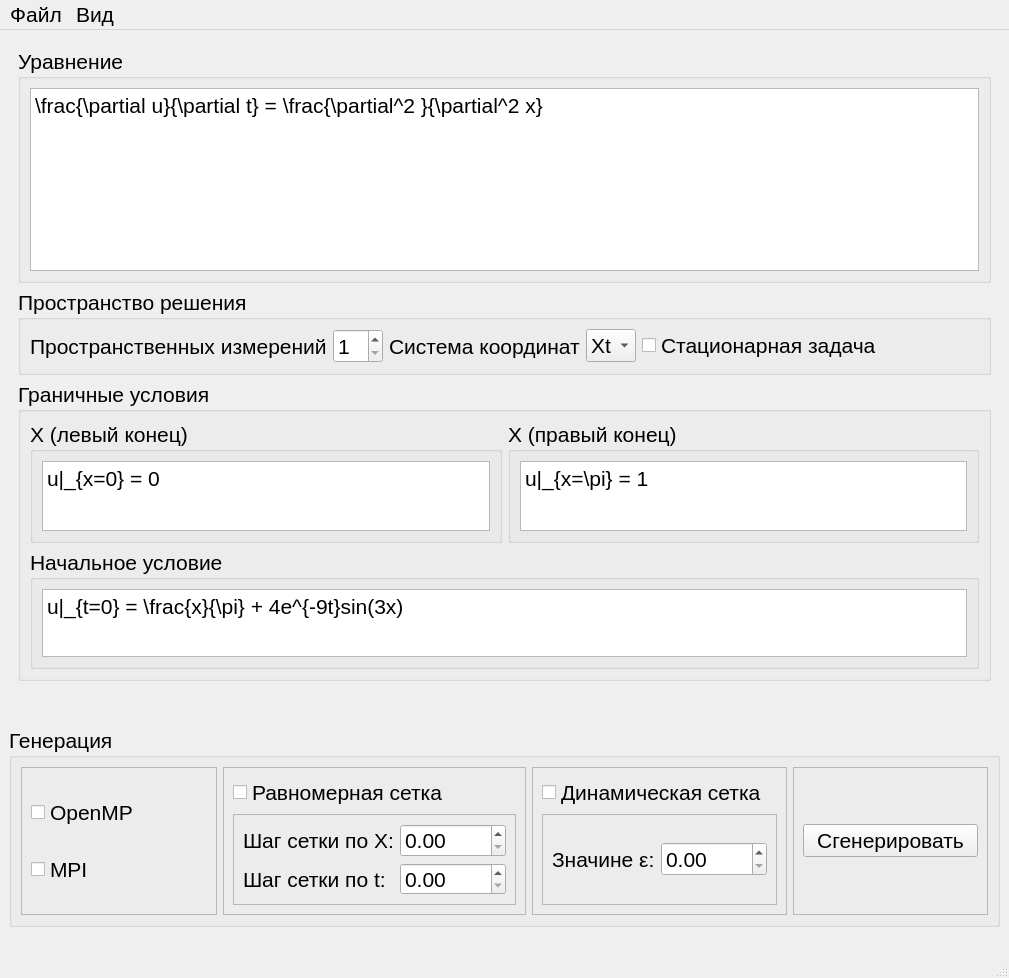
Jarvis1Tube/PyGenCFD, file ui.ui: the form before one commit.
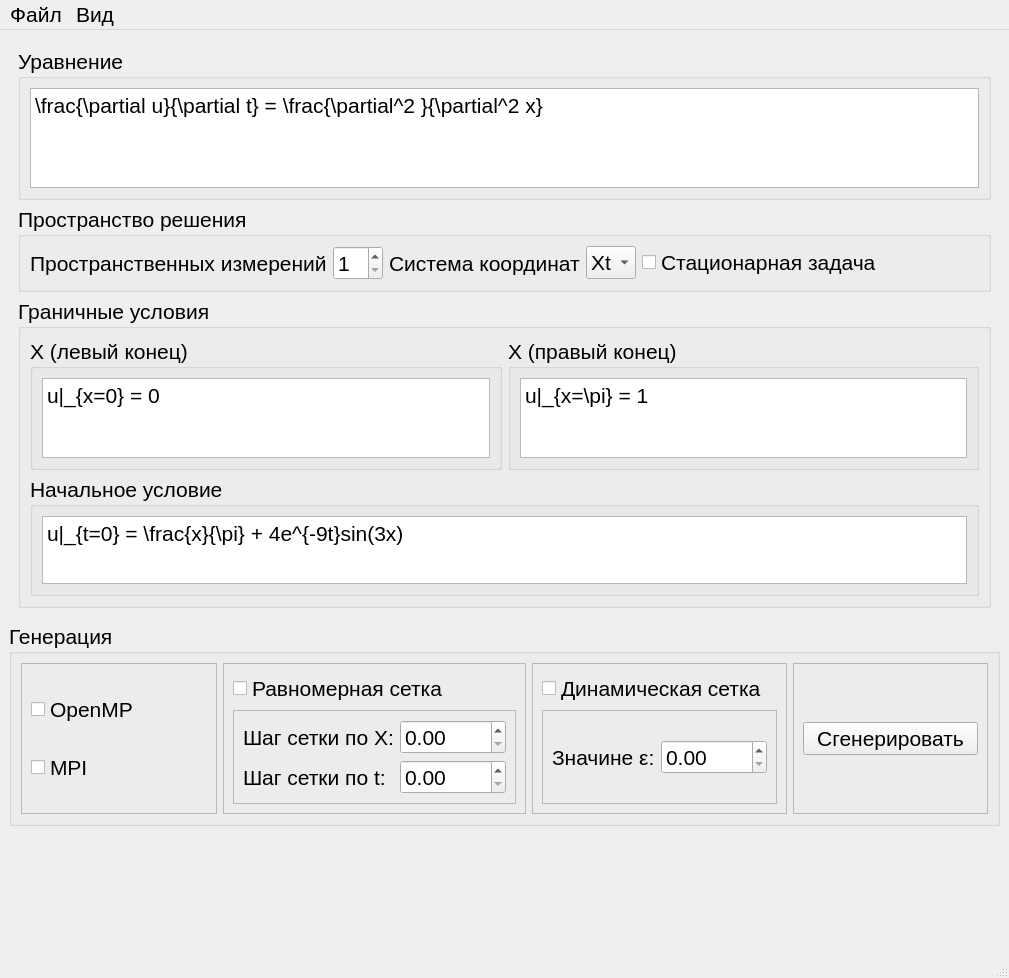
The form after the commit.

The edit to the form file:
```diff
--- a/ui.ui
+++ b/ui.ui
@@ -39,7 +39,7 @@
                 <property name="maximumSize">
                  <size>
                   <width>16777215</width>
-                  <height>300</height>
+                  <height>100</height>
                  </size>
                 </property>
                 <property name="plainText">
@@ -220,19 +220,6 @@
              </layout>
             </widget>
            </item>
-           <item>
-            <spacer name="verticalSpacer_2">
-             <property name="orientation">
-              <enum>Qt::Vertical</enum>
-             </property>
-             <property name="sizeHint" stdset="0">
-              <size>
-               <width>20</width>
-               <height>40</height>
-              </size>
-             </property>
-            </spacer>
-           </item>
           </layout>
          </widget>
         </item>
```
